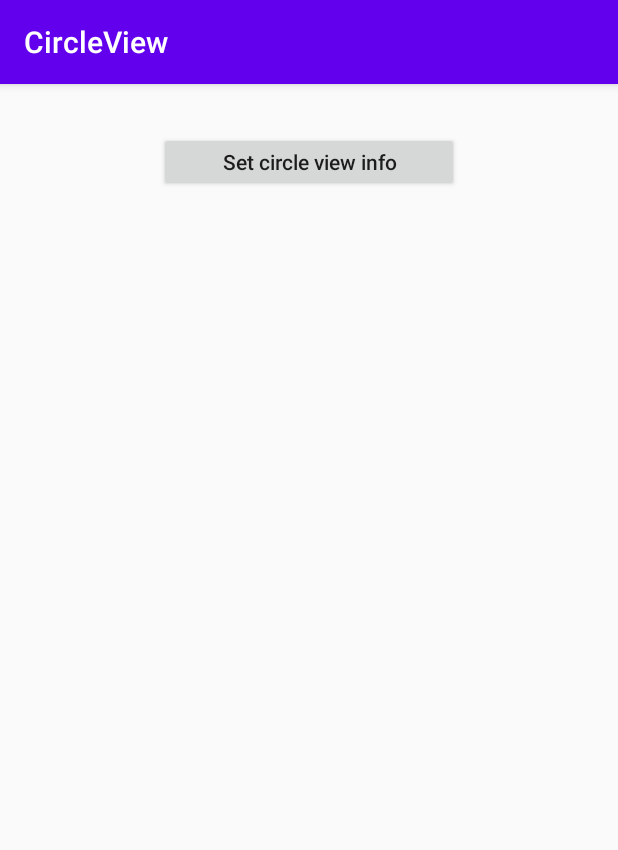
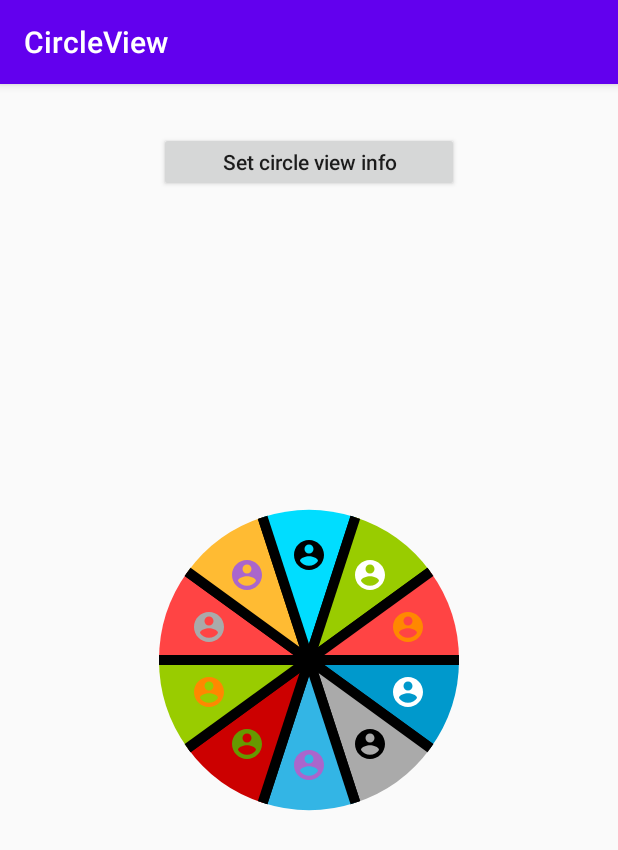
Before and after one commit to Vinny94051/PizzaView, an Android app: the screen it shows after launch (CustomViewActivity), after a tap on "Set circle view info", on a phone screen of 412 x 824 dp. Shown: the top 850 px of the screen. Run offline under Robolectric (Android 15) with nearby library versions, the phone set to English and light mode, and no system bars.

Commit message:
color changing & sector borders

```diff
--- a/app/src/main/java/ru/kiryanov/circleview/presentation/acticity/CustomViewFragment.kt
+++ b/app/src/main/java/ru/kiryanov/circleview/presentation/acticity/CustomViewFragment.kt
@@ -36,66 +36,74 @@ class CustomViewFragment : Fragment() {
                 add(
                     SectorInfo(
                         android.R.color.holo_blue_dark,
-                        R.drawable.ic_baseline_account_circle_1
+                        android.R.color.darker_gray,
+                        drawableId = R.drawable.ic_baseline_account_circle_1
                     )
                 )
 
                 add(
                     SectorInfo(
                         android.R.color.darker_gray,
-                        R.drawable.ic_baseline_account_circle_2
+                        android.R.color.holo_blue_dark,
+                        drawableId = R.drawable.ic_baseline_account_circle_2
                     )
                 )
 
                 add(
                     SectorInfo(
                         android.R.color.holo_blue_light,
-                        R.drawable.ic_baseline_account_circle_3
+                        android.R.color.holo_red_dark,
+                        drawableId = R.drawable.ic_baseline_account_circle_3
                     )
                 )
 
                 add(
                     SectorInfo(
                         android.R.color.holo_red_dark,
-                        R.drawable.ic_baseline_account_circle_4
+                        drawableId = R.drawable.ic_baseline_account_circle_4
                     )
                 )
 
                 add(
                     SectorInfo(
                         android.R.color.holo_green_light,
-                        R.drawable.ic_baseline_account_circle_5
+                        android.R.color.darker_gray,
+                        drawableId = R.drawable.ic_baseline_account_circle_5
                     )
                 )
 
                 add(
                     SectorInfo(
                         android.R.color.holo_red_light,
-                        R.drawable.ic_baseline_account_circle_6
+                        android.R.color.holo_orange_light,
+                        drawableId = R.drawable.ic_baseline_account_circle_6
                     )
                 )
                 add(
                     SectorInfo(
                         android.R.color.holo_orange_light,
-                        R.drawable.ic_baseline_account_circle_3
+                        drawableId = R.drawable.ic_baseline_account_circle_3
                     )
                 )
                 add(
                     SectorInfo(
                         android.R.color.holo_blue_bright,
-                        R.drawable.ic_baseline_account_circle_2
+                        android.R.color.darker_gray,
+                        drawableId = R.drawable.ic_baseline_account_circle_2
                     )
                 )
                 add(
                     SectorInfo(
                         android.R.color.holo_green_light,
-                        R.drawable.ic_baseline_account_circle_1
+                        android.R.color.darker_gray,
+                        drawableId = R.drawable.ic_baseline_account_circle_1
                     )
                 )
                 add(
                     SectorInfo(
                         android.R.color.holo_red_light,
-                        R.drawable.ic_baseline_account_circle_5
+                        android.R.color.holo_blue_bright,
+                        drawableId = R.drawable.ic_baseline_account_circle_5
                     )
                 )
             }
--- a/app/src/main/java/ru/kiryanov/circleview/presentation/ui/CircleView.kt
+++ b/app/src/main/java/ru/kiryanov/circleview/presentation/ui/CircleView.kt
@@ -1,5 +1,6 @@
 package ru.kiryanov.circleview.presentation.ui
 
+import android.animation.ArgbEvaluator
 import android.animation.ValueAnimator
 import android.annotation.SuppressLint
 import android.content.Context
@@ -24,20 +25,15 @@ class CircleView(context: Context, @Nullable atrSet: AttributeSet) : View(contex
     var iconOffsetCoefficientFromCenter: Float
     var animationDuration: Long
     var increasingOffset: Float = 0f
-    private var paint: Paint = Paint()
+    private var arcPaint: Paint = Paint(Paint.ANTI_ALIAS_FLAG)
+    private var sectorBoundsPaint: Paint = Paint(Paint.ANTI_ALIAS_FLAG)
     private var centerOfX = 0f
     private var centerOfY = 0f
     private val minClickTimeInMills: Int
     private val maxClickTimeInMills: Int
-    private val sectorAmount: Int
-        get() = sectors.size
     private var sectors = mutableListOf<SectorModel>()
     private var clickListener: ((x: Float, y: Float) -> Unit)? = null
-    private val sectorArc: Float
-        get() = 360f.div(sectorAmount.toFloat())
-
-    private var actionDownClickTime: Long = 0L
-    private var actionUpClickTime: Long = 0L
+    private var sectorArc: Float = 0f
     private var eventX: Float = 0f
     private var eventY: Float = 0f
 
@@ -81,15 +77,21 @@ class CircleView(context: Context, @Nullable atrSet: AttributeSet) : View(contex
         }
 
         clickListener = { x, y ->
-            findSectorByCoordinates(x, y)?.let { sectorNumber ->
+            resolveSectorClick(x, y)?.let { sectorNumber ->
                 startNecessaryAnimation(sectors[sectorNumber])
             }
         }
 
-        paint.apply {
+        arcPaint.apply {
             style = Paint.Style.FILL
             color = ContextCompat.getColor(context, android.R.color.holo_blue_dark)
         }
+
+        sectorBoundsPaint.apply {
+            color = ContextCompat.getColor(context, android.R.color.black)
+            strokeWidth = DEFAULT_SECTOR_BOUNDS_STROKE_WIDTH
+        }
+
         setTouchListener()
     }
 
@@ -134,7 +136,8 @@ class CircleView(context: Context, @Nullable atrSet: AttributeSet) : View(contex
 
     private fun drawSector(sector: SectorModel, canvas: Canvas) {
         with(sector) {
-            val increasingDelta = sector.openValueAnimator.animatedValue as Float
+            val increasingDelta = sector.sectorAnimator.animatedValue as Float
+
             canvas.drawArc(
                 RectF(
                     centerOfX - radius - increasingDelta,
@@ -145,8 +148,12 @@ class CircleView(context: Context, @Nullable atrSet: AttributeSet) : View(contex
                 startAngle,
                 sectorArc,
                 true,
-                paint.apply {
-                    color = ContextCompat.getColor(context, sectorInfo.color)
+                arcPaint.apply {
+                    color = (sector.sectorColorAnimator?.animatedValue as Int?)
+                        ?: ContextCompat.getColor(
+                            context,
+                            sectorInfo.closeColor
+                        )
                 }
             )
 
@@ -156,6 +163,21 @@ class CircleView(context: Context, @Nullable atrSet: AttributeSet) : View(contex
                     calculateIconCenterPoint(sector)
                 )
             }?.draw(canvas)
+
+            with(calculateSectorBoundsTopPoints(sector)) {
+                canvas.drawLines(
+                    floatArrayOf(
+                        centerOfX,
+                        centerOfY,
+                        this[0].x,
+                        this[0].y,
+                        centerOfX,
+                        centerOfY,
+                        this[1].x,
+                        this[1].y
+                    ), sectorBoundsPaint
+                )
+            }
         }
     }
 
@@ -163,37 +185,32 @@ class CircleView(context: Context, @Nullable atrSet: AttributeSet) : View(contex
     private fun setTouchListener() {
         this.setOnTouchListener { _, event ->
             when (event.action) {
-                MotionEvent.ACTION_DOWN -> return@setOnTouchListener handleActionDown(event)
-                MotionEvent.ACTION_UP -> return@setOnTouchListener invokeClickIfNecessary()
+                MotionEvent.ACTION_DOWN -> {
+                    eventX = event.x
+                    eventY = event.y
+                    true
+                }
+                MotionEvent.ACTION_UP -> {
+                    if (isClickEvent(event)) clickListener?.invoke(eventX, eventY)
+                    true
+                }
                 else -> return@setOnTouchListener false
             }
         }
     }
 
-    private fun handleActionDown(event: MotionEvent): Boolean {
-        actionDownClickTime = System.currentTimeMillis()
-        eventX = event.x
-        eventY = event.y
-        return true
-    }
-
-    private fun invokeClickIfNecessary(): Boolean {
-        actionUpClickTime = System.currentTimeMillis()
-        if (isClickAction()) clickListener?.invoke(eventX, eventY)
-        return true
-    }
-
-    private fun isClickAction() =
-        (actionUpClickTime - actionDownClickTime) in
+    private fun isClickEvent(event: MotionEvent) =
+        (event.eventTime - event.downTime) in
                 minClickTimeInMills..maxClickTimeInMills
 
     private fun createSector(sectorNumber: Int, sectorInfo: SectorInfo): SectorModel {
         return SectorModel(
             sectorNumber * sectorArc,
             sectorInfo,
-            openValueAnimator = createOpenValueAnimator()
+            sectorAnimator = createSectorAnimator()
         ).apply {
             icon = initIcon(this.sectorInfo.drawableId, this)
+            sectorColorAnimator = createSectorColorChangingAnimator(this)
         }
     }
 
@@ -208,7 +225,7 @@ class CircleView(context: Context, @Nullable atrSet: AttributeSet) : View(contex
         centerOfY = (height / 2).toFloat()
     }
 
-    private fun createOpenValueAnimator() =
+    private fun createSectorAnimator() =
         ValueAnimator.ofFloat(0f, increasingOffset)
             .apply {
                 interpolator = LinearInterpolator()
@@ -218,38 +235,54 @@ class CircleView(context: Context, @Nullable atrSet: AttributeSet) : View(contex
                 }
             }
 
+    private fun createSectorColorChangingAnimator(sector: SectorModel) =
+        ValueAnimator.ofObject(
+            ArgbEvaluator(),
+            ContextCompat.getColor(context, sector.sectorInfo.closeColor),
+            ContextCompat.getColor(context, sector.sectorInfo.openColor)
+        ).apply {
+            duration = animationDuration
+        }
+
     private fun startNecessaryAnimation(sector: SectorModel) {
         sector.apply {
-            with(openValueAnimator) {
-                if (!isActive && !isRunning) start() else reverse()
+            with(sectorAnimator) {
+                if (!isActive && !isRunning) {
+                    start()
+                    sectorColorAnimator?.start()
+                } else {
+                    reverse()
+                    sectorColorAnimator?.reverse()
+                }
             }
+
             isActive = !isActive
         }
     }
 
-    private fun findSectorByCoordinates(x: Float, y: Float): Int? {
+    private fun resolveSectorClick(x: Float, y: Float): Int? {
         if (sectors.isEmpty()) return null
-        if (sectorAmount == 1) return 0
-        val sectorNumber = findSector(x, y)
+        val sectorNumber = findSectorByCoordinates(x, y)
 
-        val currentIncreasingOffset = sectors[sectorNumber].openValueAnimator.animatedValue as Float
+        val currentIncreasingOffset = sectors[sectorNumber].sectorAnimator.animatedValue as Float
+        val left = centerOfX - radius - currentIncreasingOffset
+        val right = centerOfX + radius + currentIncreasingOffset
 
-        if (x in centerOfX - radius - currentIncreasingOffset..centerOfX
-            + radius + currentIncreasingOffset &&
-            y in centerOfY - radius - currentIncreasingOffset..centerOfY
-            + radius + currentIncreasingOffset
-        ) return sectorNumber
+        val bottom = centerOfY - radius - currentIncreasingOffset
+        val top = centerOfY + radius + currentIncreasingOffset
+
+        if (x in left..right && y in bottom..top) return sectorNumber
 
         return null
     }
 
-    private fun findSector(x: Float, y: Float): Int {
+    private fun findSectorByCoordinates(x: Float, y: Float): Int {
         val angle = atan2(
             (height / 2) - y,
             (width / 2) - x
         ).toDegree() + 180
 
-        return truncate(angle / sectorArc).toInt().coerceAtMost(sectorAmount - 1)
+        return truncate(angle / sectorArc).toInt().coerceAtMost(sectors.size - 1)
     }
 
     @SuppressLint("UseCompatLoadingForDrawables")
@@ -276,6 +309,7 @@ class CircleView(context: Context, @Nullable atrSet: AttributeSet) : View(contex
 
     fun setSectorsInfo(sectorsInfo: List<SectorInfo>) {
         val sectors = mutableListOf<SectorModel>()
+        sectorArc = MAX_ANGLE_IN_DEGREE.div(sectorsInfo.size)
         sectorsInfo.forEachIndexed { index, sectorInfo ->
             sectors.add(createSector(index, sectorInfo))
         }
@@ -287,7 +321,7 @@ class CircleView(context: Context, @Nullable atrSet: AttributeSet) : View(contex
         val x: Float
         val y: Float
         sector.apply {
-            val currentRadius = radius + sector.openValueAnimator.animatedValue as Float
+            val currentRadius = radius + sectorAnimator.animatedValue as Float
             //This strange angle calculation cause of different system coordinates
             val iconAngleFromCircleCenterInDegree = 90 - startAngle - sectorArc / 2
             val angleInRad = iconAngleFromCircleCenterInDegree.toRadian()
@@ -301,13 +335,31 @@ class CircleView(context: Context, @Nullable atrSet: AttributeSet) : View(contex
         return Point(x, y)
     }
 
+    private fun calculateSectorBoundsTopPoints(sector: SectorModel): List<Point> =
+        mutableListOf<Point>().apply {
+            val currentRadius = radius + sector.sectorAnimator.animatedValue as Float
+            add(calculateLineByAngleStopPoint(sector.startAngle.toRadian(), currentRadius))
+            add(
+                calculateLineByAngleStopPoint(
+                    (sector.startAngle + sectorArc).toRadian(),
+                    currentRadius
+                )
+            )
+        }
+
+    private fun calculateLineByAngleStopPoint(angle: Float, currentRadius: Float): Point {
+        val x = centerOfX + currentRadius * cos(angle)
+        val y: Float = centerOfY + currentRadius * sin(angle)
+        return Point(x, y)
+    }
 
     class IconOffsetLengthException(message: String) : Throwable(message)
 
     private inner class SectorModel(
         val startAngle: Float,
         val sectorInfo: SectorInfo,
-        val openValueAnimator: ValueAnimator,
+        val sectorAnimator: ValueAnimator,
+        var sectorColorAnimator: ValueAnimator? = null,
         var isActive: Boolean = false,
         var icon: Drawable? = null
     )
@@ -318,6 +370,8 @@ class CircleView(context: Context, @Nullable atrSet: AttributeSet) : View(contex
         private const val DEFAULT_MIN_CLICK_TIME_INTERVAL = 0
         private const val DEFAULT_MAX_CLICK_TIME_INTERVAL = 1000
         private const val DEFAULT_ICON_OFFSET_COEFFICIENT = 0.7f
+        private const val MAX_ANGLE_IN_DEGREE = 360f
+        private const val DEFAULT_SECTOR_BOUNDS_STROKE_WIDTH = 10f
     }
 
 }
--- a/app/src/main/java/ru/kiryanov/circleview/presentation/ui/SectorInfo.kt
+++ b/app/src/main/java/ru/kiryanov/circleview/presentation/ui/SectorInfo.kt
@@ -5,6 +5,7 @@ import androidx.annotation.ColorRes
 import androidx.annotation.DrawableRes
 
 class SectorInfo(
-    @ColorRes val color: Int = android.R.color.holo_blue_dark,
+    @ColorRes val closeColor: Int = android.R.color.holo_blue_dark,
+    @ColorRes val openColor : Int = android.R.color.holo_green_light,
     @DrawableRes val drawableId : Int = android.R.drawable.alert_dark_frame
 )
--- a/app/src/main/res/layout/activity_custom_view.xml
+++ b/app/src/main/res/layout/activity_custom_view.xml
@@ -17,11 +17,12 @@
 
     <ru.kiryanov.circleview.presentation.ui.CircleView
         android:id="@+id/circle"
-        android:layout_width="400dp"
+        android:layout_width="wrap_content"
         android:layout_height="wrap_content"
         android:layout_centerInParent="true"
         android:layout_gravity="center"
-        circle:animation_duration="2000"
+        circle:animation_duration="100"
+        circle:circle_radius="100dp"
         />
 
 </RelativeLayout>
```
